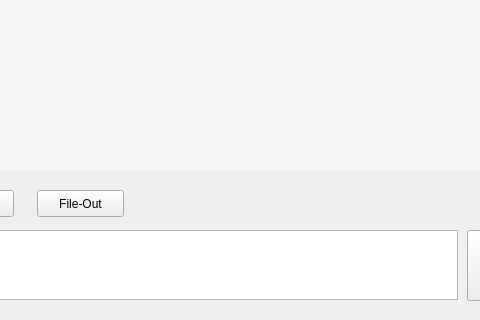
Old version of the form ChatClient/chatclient.ui in the repository zdw66/dwchat; both pictures show x 223 to 703 and y 280 to 600 of the 800 by 600 pixel window.
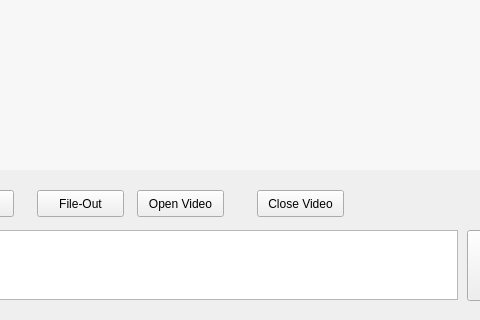
New version of the form.

The edit to the form file:
```diff
--- a/ChatClient/chatclient.ui
+++ b/ChatClient/chatclient.ui
@@ -108,6 +108,32 @@
     <string>Send</string>
    </property>
   </widget>
+  <widget class="QPushButton" name="pushButton_4">
+   <property name="geometry">
+    <rect>
+     <x>360</x>
+     <y>470</y>
+     <width>87</width>
+     <height>27</height>
+    </rect>
+   </property>
+   <property name="text">
+    <string>Open Video</string>
+   </property>
+  </widget>
+  <widget class="QPushButton" name="pushButton_5">
+   <property name="geometry">
+    <rect>
+     <x>480</x>
+     <y>470</y>
+     <width>87</width>
+     <height>27</height>
+    </rect>
+   </property>
+   <property name="text">
+    <string>Close Video</string>
+   </property>
+  </widget>
  </widget>
  <resources/>
  <connections/>
```
